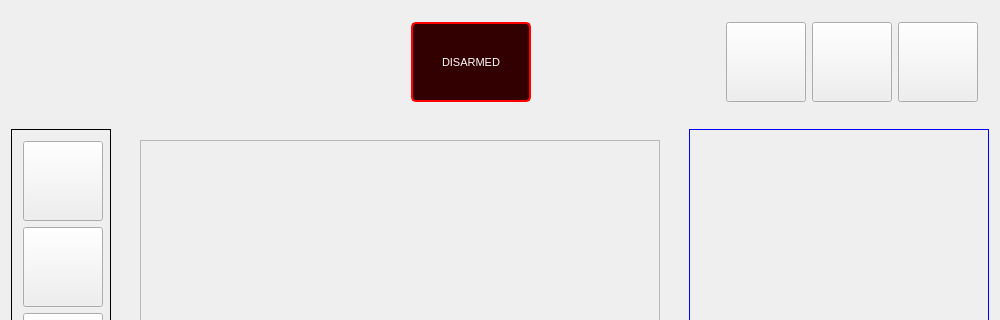
Qt form src/quadrasoftware.ui (merlinn7/quadra) before a commit; both pictures show x 0 to 1000 and y 0 to 320 of the 1000 by 712 pixel window.
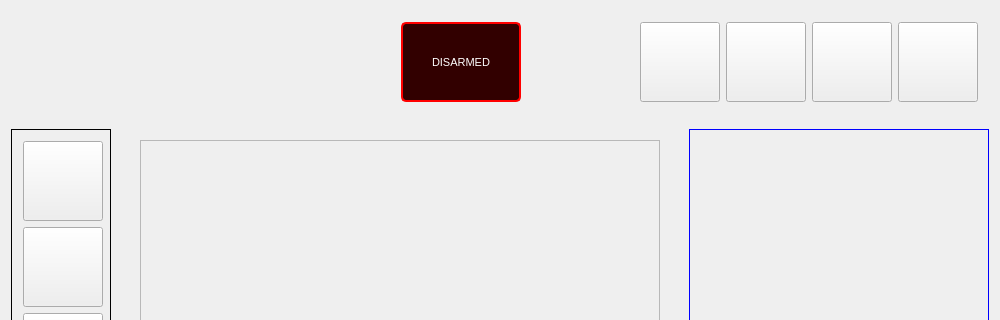
The same form after that commit.

The edit to the form file:
```diff
--- a/src/quadrasoftware.ui
+++ b/src/quadrasoftware.ui
@@ -32,7 +32,7 @@
       <property name="styleSheet">
        <string notr="true"/>
       </property>
-      <layout class="QHBoxLayout" name="horizontalLayout" stretch="0,0,0,0,0,0">
+      <layout class="QHBoxLayout" name="horizontalLayout">
        <item>
         <spacer name="horizontalSpacer_2">
          <property name="orientation">
@@ -43,7 +43,7 @@
          </property>
          <property name="sizeHint" stdset="0">
           <size>
-           <width>2000</width>
+           <width>2066</width>
            <height>20</height>
           </size>
          </property>
@@ -100,6 +100,36 @@
          </property>
         </spacer>
        </item>
+       <item>
+        <widget class="QPushButton" name="vtolButton">
+         <property name="sizePolicy">
+          <sizepolicy hsizetype="Minimum" vsizetype="Minimum">
+           <horstretch>0</horstretch>
+           <verstretch>0</verstretch>
+          </sizepolicy>
+         </property>
+         <property name="minimumSize">
+          <size>
+           <width>80</width>
+           <height>80</height>
+          </size>
+         </property>
+         <property name="maximumSize">
+          <size>
+           <width>80</width>
+           <height>80</height>
+          </size>
+         </property>
+         <property name="styleSheet">
+          <string notr="true">QPushButton{background-color: rgb(97, 97, 97);border-radius: 5px;}
+ QPushButton:pressed{background-color: rgb(70, 70, 70);};
+</string>
+         </property>
+         <property name="text">
+          <string/>
+         </property>
+        </widget>
+       </item>
        <item>
         <widget class="QPushButton" name="landingButton">
          <property name="sizePolicy">
```
